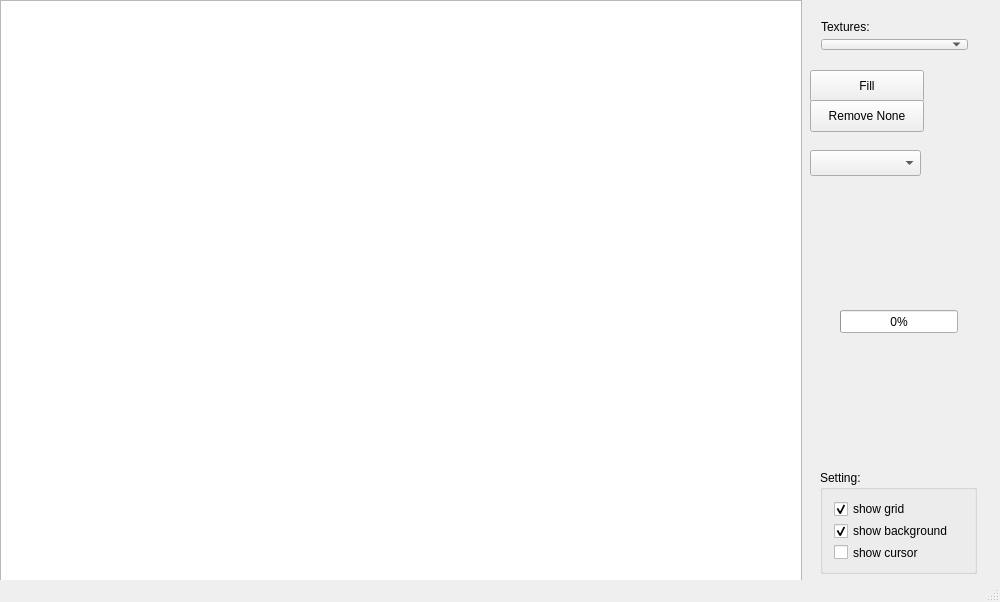
Qt form mainwindow.ui (Vazzi/Stalker-Editor) before a commit.
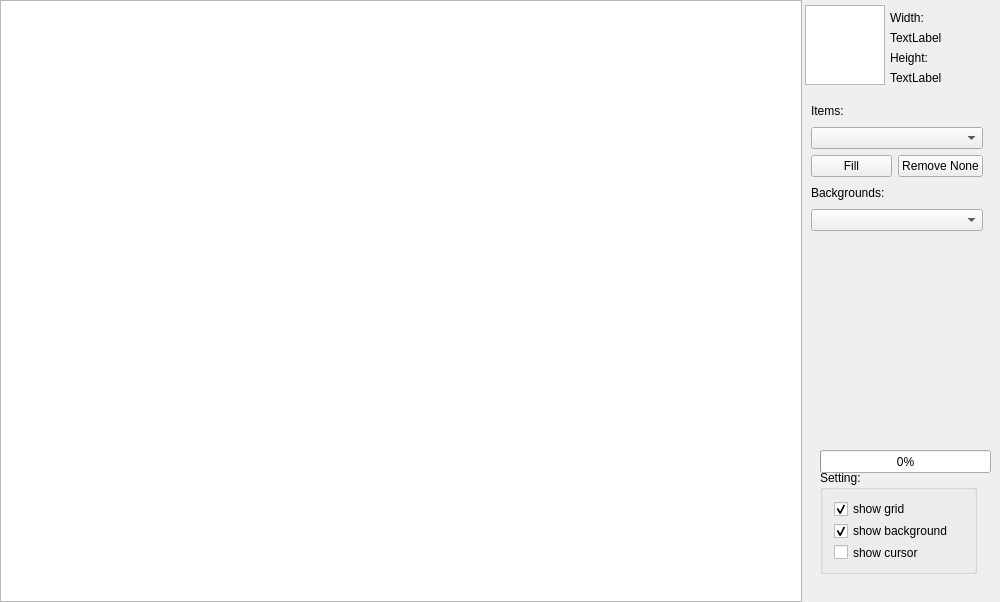
The same form after that commit.

Commit message: secondScene, labels

```diff
--- a/mainwindow.ui
+++ b/mainwindow.ui
@@ -89,60 +89,12 @@
      </rectf>
     </property>
    </widget>
-   <widget class="QPushButton" name="pushButtonFill">
-    <property name="geometry">
-     <rect>
-      <x>810</x>
-      <y>70</y>
-      <width>114</width>
-      <height>32</height>
-     </rect>
-    </property>
-    <property name="text">
-     <string>Fill</string>
-    </property>
-   </widget>
-   <widget class="QWidget" name="layoutWidget">
-    <property name="geometry">
-     <rect>
-      <x>810</x>
-      <y>10</y>
-      <width>169</width>
-      <height>51</height>
-     </rect>
-    </property>
-    <layout class="QVBoxLayout" name="verticalLayout">
-     <item>
-      <widget class="QLabel" name="label">
-       <property name="text">
-        <string>Textures:</string>
-       </property>
-      </widget>
-     </item>
-     <item>
-      <widget class="QComboBox" name="comboBox"/>
-     </item>
-    </layout>
-   </widget>
-   <widget class="QPushButton" name="pushButtonRemoveNone">
-    <property name="geometry">
-     <rect>
-      <x>810</x>
-      <y>100</y>
-      <width>114</width>
-      <height>32</height>
-     </rect>
-    </property>
-    <property name="text">
-     <string>Remove None</string>
-    </property>
-   </widget>
    <widget class="QProgressBar" name="progressBar">
     <property name="geometry">
      <rect>
-      <x>840</x>
-      <y>310</y>
-      <width>118</width>
+      <x>820</x>
+      <y>450</y>
+      <width>171</width>
       <height>23</height>
      </rect>
     </property>
@@ -192,18 +144,142 @@
      </item>
     </layout>
    </widget>
-   <widget class="QComboBox" name="comboBox_2">
+   <widget class="QWidget" name="layoutWidget">
     <property name="geometry">
      <rect>
-      <x>810</x>
-      <y>150</y>
-      <width>111</width>
-      <height>26</height>
+      <x>800</x>
+      <y>90</y>
+      <width>194</width>
+      <height>152</height>
      </rect>
+    </property>
+    <layout class="QVBoxLayout" name="verticalLayout_4">
+     <item>
+      <layout class="QVBoxLayout" name="verticalLayout">
+       <item>
+        <widget class="QLabel" name="label">
+         <property name="text">
+          <string>Items:</string>
+         </property>
+        </widget>
+       </item>
+       <item>
+        <widget class="QComboBox" name="comboBox"/>
+       </item>
+      </layout>
+     </item>
+     <item>
+      <layout class="QHBoxLayout" name="horizontalLayout">
+       <item>
+        <widget class="QPushButton" name="pushButtonFill">
+         <property name="text">
+          <string>Fill</string>
+         </property>
+        </widget>
+       </item>
+       <item>
+        <widget class="QPushButton" name="pushButtonRemoveNone">
+         <property name="text">
+          <string>Remove None</string>
+         </property>
+        </widget>
+       </item>
+      </layout>
+     </item>
+     <item>
+      <layout class="QVBoxLayout" name="verticalLayout_3">
+       <item>
+        <widget class="QLabel" name="label_2">
+         <property name="text">
+          <string>Backgrounds:</string>
+         </property>
+        </widget>
+       </item>
+       <item>
+        <widget class="QComboBox" name="comboBox_2"/>
+       </item>
+      </layout>
+     </item>
+    </layout>
+   </widget>
+   <widget class="QGraphicsView" name="graphicsView_2">
+    <property name="geometry">
+     <rect>
+      <x>805</x>
+      <y>5</y>
+      <width>80</width>
+      <height>80</height>
+     </rect>
+    </property>
+    <property name="mouseTracking">
+     <bool>false</bool>
+    </property>
+    <property name="frameShape">
+     <enum>QFrame::StyledPanel</enum>
+    </property>
+    <property name="verticalScrollBarPolicy">
+     <enum>Qt::ScrollBarAlwaysOff</enum>
+    </property>
+    <property name="horizontalScrollBarPolicy">
+     <enum>Qt::ScrollBarAlwaysOff</enum>
+    </property>
+    <property name="resizeAnchor">
+     <enum>QGraphicsView::NoAnchor</enum>
+    </property>
+   </widget>
+   <widget class="QLabel" name="label_3">
+    <property name="geometry">
+     <rect>
+      <x>890</x>
+      <y>10</y>
+      <width>62</width>
+      <height>16</height>
+     </rect>
+    </property>
+    <property name="text">
+     <string>Width:</string>
+    </property>
+   </widget>
+   <widget class="QLabel" name="labelWidth">
+    <property name="geometry">
+     <rect>
+      <x>890</x>
+      <y>30</y>
+      <width>62</width>
+      <height>16</height>
+     </rect>
+    </property>
+    <property name="text">
+     <string>TextLabel</string>
+    </property>
+   </widget>
+   <widget class="QLabel" name="label_5">
+    <property name="geometry">
+     <rect>
+      <x>890</x>
+      <y>50</y>
+      <width>62</width>
+      <height>16</height>
+     </rect>
+    </property>
+    <property name="text">
+     <string>Height:</string>
+    </property>
+   </widget>
+   <widget class="QLabel" name="labelHeight">
+    <property name="geometry">
+     <rect>
+      <x>890</x>
+      <y>70</y>
+      <width>62</width>
+      <height>16</height>
+     </rect>
+    </property>
+    <property name="text">
+     <string>TextLabel</string>
     </property>
    </widget>
   </widget>
-  <widget class="QStatusBar" name="statusBar"/>
  </widget>
  <layoutdefault spacing="6" margin="11"/>
  <resources/>
```
Left out of the diff: 2 changed lines with no effect on the pictures. The commit also changes 1 other file.
